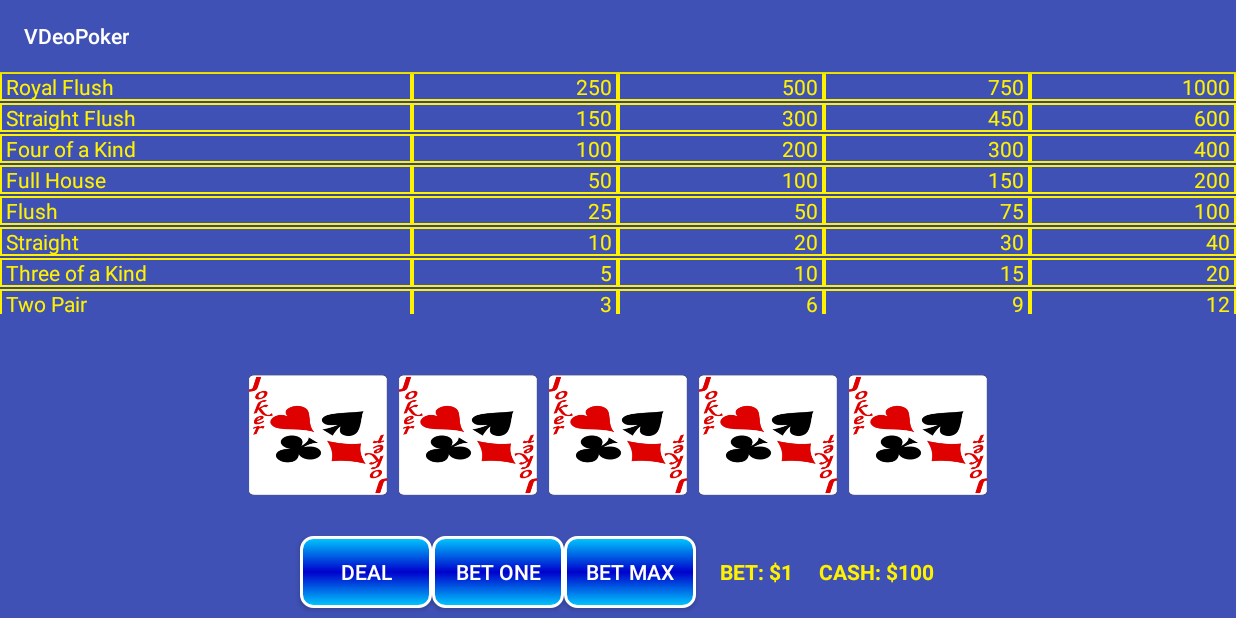
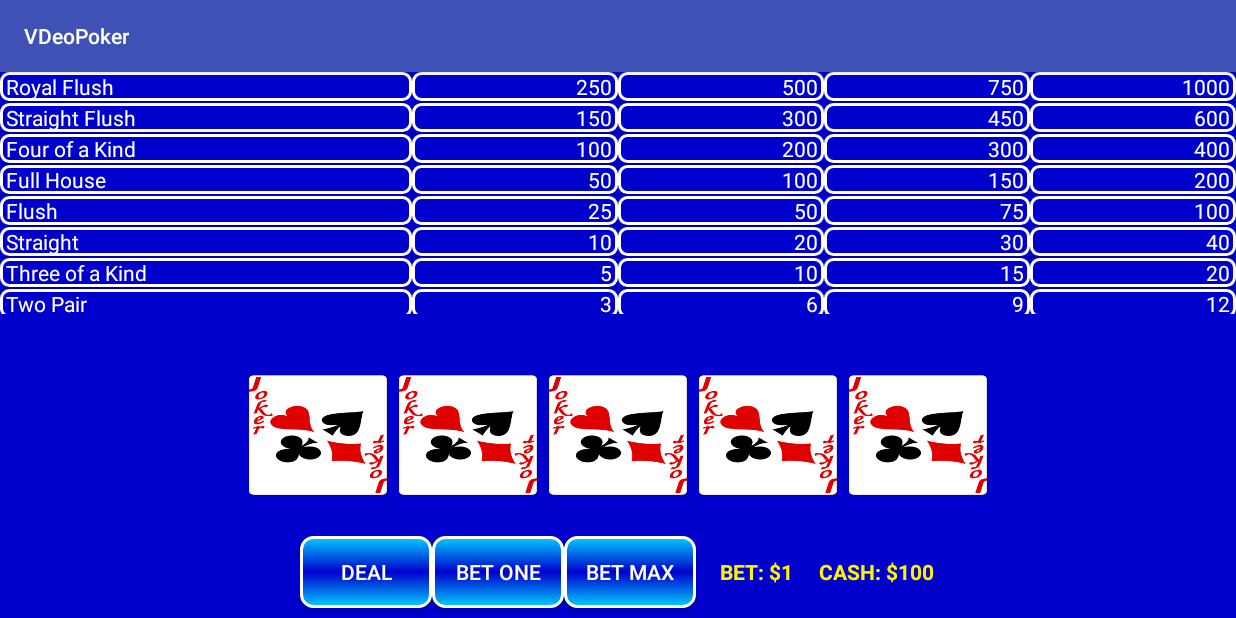
Before and after one commit to GitDatz/VDeoPoker, an Android app: the screen it shows after launch (MainActivity), on a phone screen of 824 x 412 dp (held sideways). Run offline under Robolectric (Android 15) with nearby library versions, the phone set to English and light mode, and no system bars.

Commit message:
[task] Updated looks.

```diff
--- a/app/src/main/res/drawable/score_line_shape.xml
+++ b/app/src/main/res/drawable/score_line_shape.xml
@@ -1,11 +1,12 @@
-<layer-list xmlns:android = "http://schemas.android.com/apk/res/android">
-    <item>
-        <shape android:shape = "rectangle" >
-            <solid android:color = "@android:color/transparent" />
-
-            <stroke
-                android:width = "1dp"
-                android:color = "#fff200" />
-        </shape>
-    </item>
-</layer-list >
+<?xml version="1.0" encoding="utf-8"?>
+<shape xmlns:android="http://schemas.android.com/apk/res/android"
+    android:shape="rectangle">
+    <solid
+        android:color="#0000CC"
+        android:angle="90"/>
+    <corners
+        android:radius="5dp"/>
+    <stroke
+        android:width = "2dp"
+        android:color = "#FFFFFF" />
+</shape>
--- a/app/src/main/res/layout/activity_main.xml
+++ b/app/src/main/res/layout/activity_main.xml
@@ -7,7 +7,7 @@
     android:layout_height="match_parent"
     android:orientation="vertical"
     android:weightSum="9"
-    android:background="@color/colorPrimary"
+    android:background="#0000CC"
     tools:context="com.vdthai.vdeopoker.MainActivity">
 
     <LinearLayout
--- a/app/src/main/res/layout/scoreview.xml
+++ b/app/src/main/res/layout/scoreview.xml
@@ -10,7 +10,7 @@
         android:layout_width="0dp"
         android:layout_height="match_parent"
         android:text="Hand"
-        android:textColor="#fff200"
+        android:textColor="#FFFFFF"
         android:layout_weight="2"
         android:background="@drawable/score_line_shape"
         android:paddingStart="4dp"
@@ -23,7 +23,7 @@
         android:layout_width="0dp"
         android:layout_height="match_parent"
         android:text="BetOne"
-        android:textColor="#fff200"
+        android:textColor="#FFFFFF"
         android:layout_weight="1"
         android:background="@drawable/score_line_shape"
         android:layout_gravity="end"
@@ -38,7 +38,7 @@
         android:layout_width="0dp"
         android:layout_height="match_parent"
         android:text="BetTwo"
-        android:textColor="#fff200"
+        android:textColor="#FFFFFF"
         android:layout_weight="1"
         android:background="@drawable/score_line_shape"
         android:layout_gravity="end"
@@ -53,7 +53,7 @@
         android:layout_width="0dp"
         android:layout_height="match_parent"
         android:text="BetThree"
-        android:textColor="#fff200"
+        android:textColor="#FFFFFF"
         android:layout_weight="1"
         android:background="@drawable/score_line_shape"
         android:layout_gravity="end"
@@ -68,7 +68,7 @@
         android:layout_width="0dp"
         android:layout_height="match_parent"
         android:text="BetFour"
-        android:textColor="#fff200"
+        android:textColor="#FFFFFF"
         android:layout_weight="1"
         android:background="@drawable/score_line_shape"
         android:layout_gravity="end"
```
